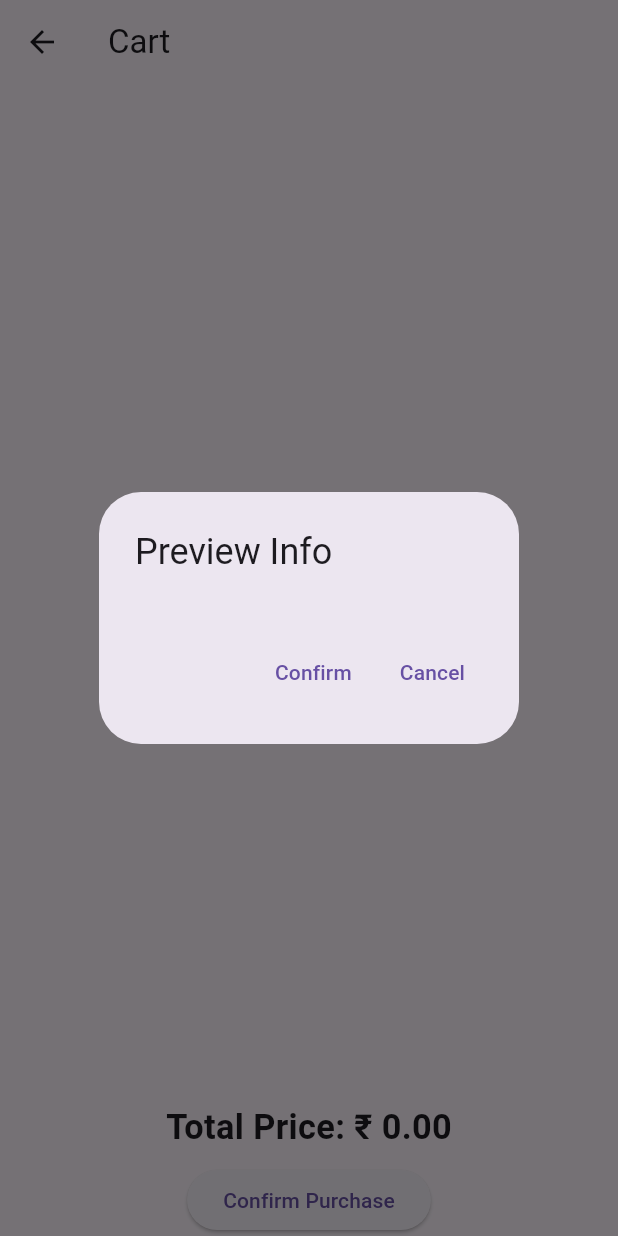
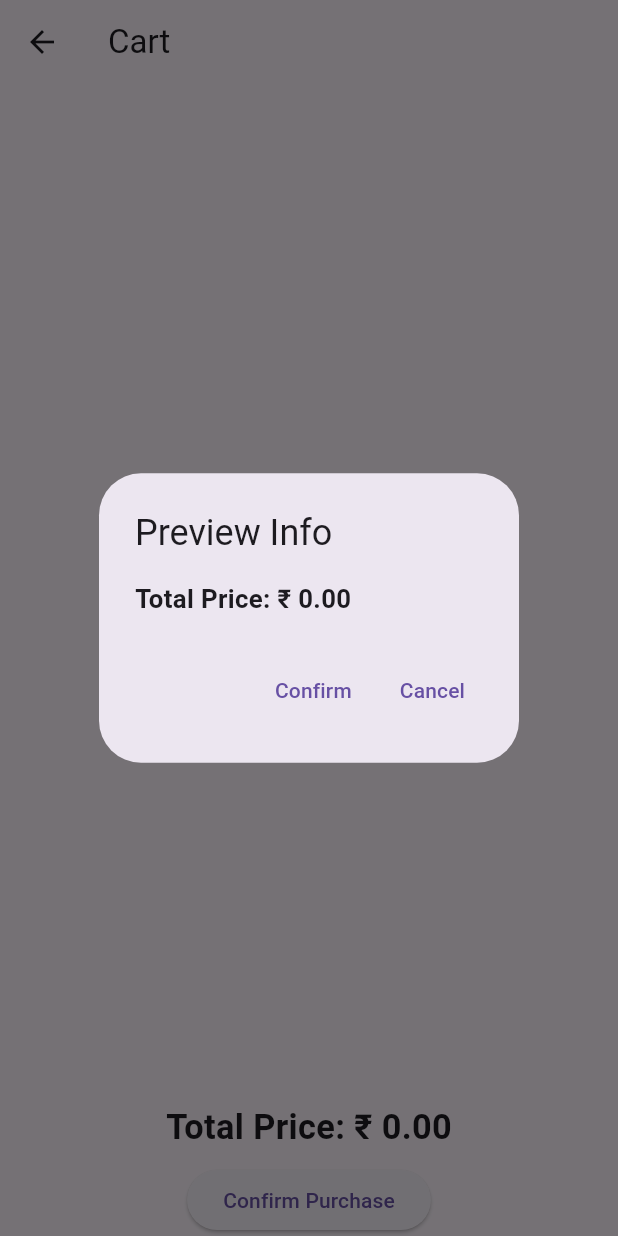
Before and after one commit to refayet21/pos, a Flutter app: the SalesScreen screen opened by its route, after a tap on "Confirm Purchase", on a phone screen of 412 x 824 dp. Run offline on Flutter 3.47's test engine with Material 3 defaults, Android fonts, the phone set to English and light mode, and no system bars; our stand-ins replace cloud_firestore, firebase_core, flutter_screenutil, get, sqflite; missing offline and left inert: flutter_cart; accounts and stored records are empty.

Commit message:
total added in dialog

```diff
--- a/lib/presentation/sales/sales.screen.dart
+++ b/lib/presentation/sales/sales.screen.dart
@@ -122,11 +122,18 @@ class SalesScreen extends GetView<SalesController> {
                     title: Text('Preview Info'),
                     content: SingleChildScrollView(
                       child: Column(
-                        mainAxisAlignment: MainAxisAlignment.start,
-                        crossAxisAlignment: CrossAxisAlignment.start,
-                        children:
-                            purchaseInfoList.map((info) => Text(info)).toList(),
-                      ),
+                          mainAxisAlignment: MainAxisAlignment.start,
+                          crossAxisAlignment: CrossAxisAlignment.start,
+                          children: [
+                            ...purchaseInfoList
+                                .map((info) => Text(info))
+                                .toList(),
+                            Text(
+                              'Total Price: \₹ ${cartController.totalPrice.toStringAsFixed(2)}',
+                              style: TextStyle(
+                                  fontSize: 15.sp, fontWeight: FontWeight.bold),
+                            ),
+                          ]),
                     ),
                     actions: <Widget>[
                       TextButton(
```
